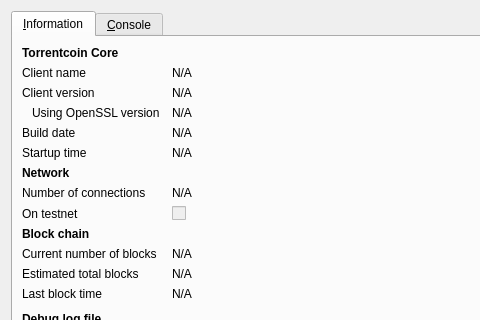
Qt form src/qt/forms/rpcconsole.ui (smith7800/tornt) before a commit; both pictures show x 0 to 480 and y 0 to 320 of the 740 by 450 pixel window.
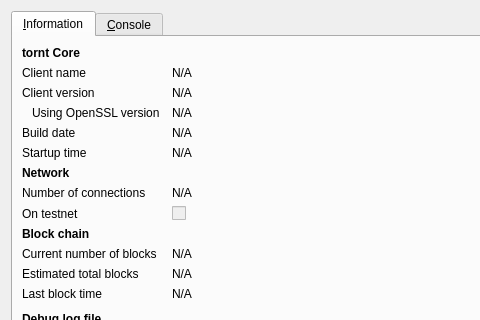
The same form after that commit. Icons and pictures are not drawn.

The edit to the form file:
```diff
--- a/src/qt/forms/rpcconsole.ui
+++ b/src/qt/forms/rpcconsole.ui
@@ -36,7 +36,7 @@
           </font>
          </property>
          <property name="text">
-          <string>Torrentcoin Core</string>
+          <string>tornt Core</string>
          </property>
         </widget>
        </item>
```
Left out of the diff: 6 changed lines with no effect on the pictures.
